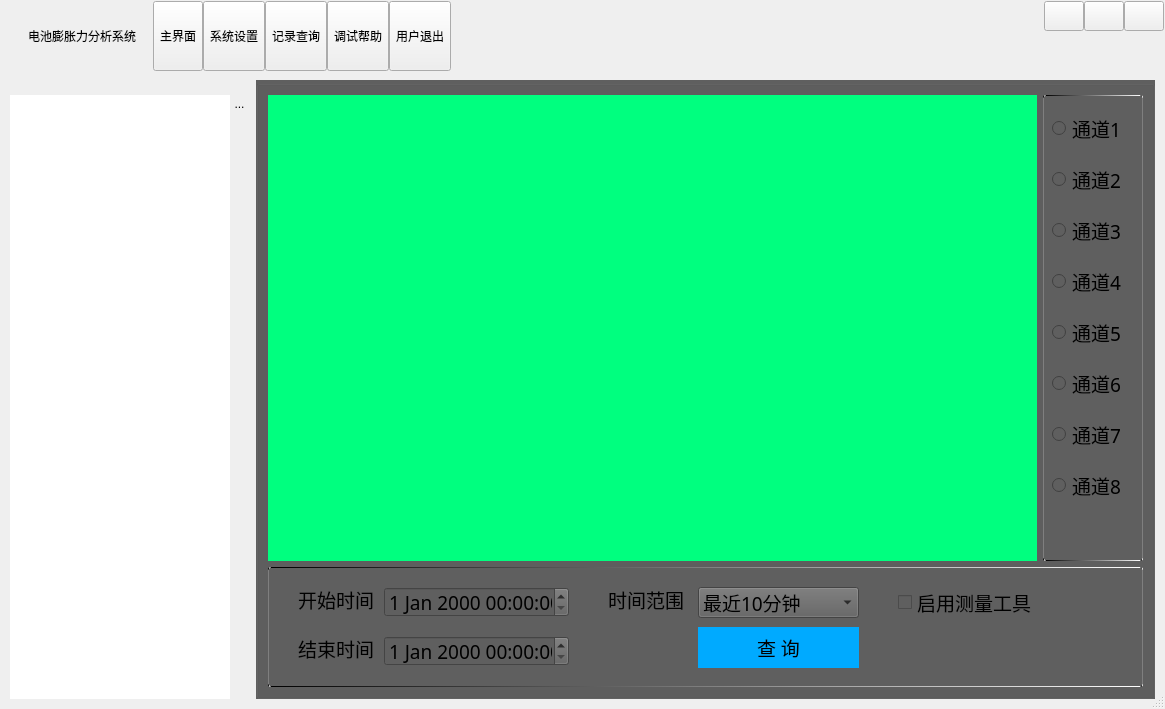
Qt form MainWnd.ui (byteman/bullet) before a commit.
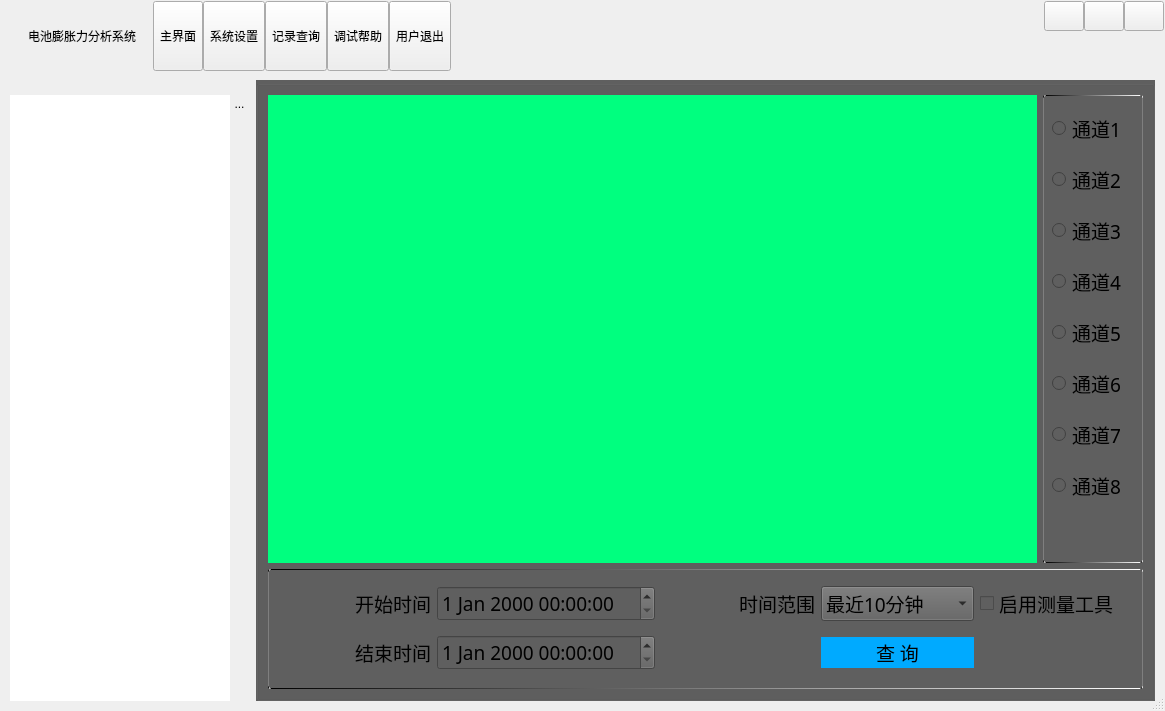
The same form after that commit. The open tabs and pages were chosen to show the change. Icons and pictures are not drawn. Custom widgets are drawn as their Qt base class.

Commit message: 重新优化在高dpi下界面布局

What changed in the file:
```diff
--- a/MainWnd.ui
+++ b/MainWnd.ui
@@ -7,7 +7,7 @@
     <x>0</x>
     <y>0</y>
     <width>1165</width>
-    <height>709</height>
+    <height>711</height>
    </rect>
   </property>
   <property name="windowTitle">
@@ -1212,25 +1212,152 @@
 	border-color: qlineargradient(spread:pad, x1:0, y1:0, x2:1, y2:0, stop:0 rgba(0, 0, 0, 255), stop:1 rgba(255, 255, 255, 255));
 }</string>
             </property>
-            <widget class="QPushButton" name="btnQuery">
-             <property name="geometry">
-              <rect>
-               <x>430</x>
-               <y>60</y>
-               <width>161</width>
-               <height>41</height>
-              </rect>
-             </property>
-             <property name="font">
-              <font>
-               <family>微软雅黑</family>
-               <pointsize>14</pointsize>
-               <weight>50</weight>
-               <bold>false</bold>
-              </font>
-             </property>
-             <property name="styleSheet">
-              <string notr="true">QPushButton{
+            <layout class="QGridLayout" name="gridLayout_3">
+             <item row="0" column="0">
+              <widget class="QLabel" name="label_6">
+               <property name="font">
+                <font>
+                 <family>微软雅黑</family>
+                 <pointsize>14</pointsize>
+                </font>
+               </property>
+               <property name="text">
+                <string>开始时间</string>
+               </property>
+               <property name="alignment">
+                <set>Qt::AlignRight|Qt::AlignTrailing|Qt::AlignVCenter</set>
+               </property>
+              </widget>
+             </item>
+             <item row="0" column="1">
+              <widget class="QDateTimeEdit" name="dteFrom">
+               <property name="minimumSize">
+                <size>
+                 <width>0</width>
+                 <height>30</height>
+                </size>
+               </property>
+               <property name="font">
+                <font>
+                 <family>微软雅黑</family>
+                 <pointsize>14</pointsize>
+                </font>
+               </property>
+              </widget>
+             </item>
+             <item row="0" column="2">
+              <widget class="QLabel" name="label_8">
+               <property name="font">
+                <font>
+                 <family>微软雅黑</family>
+                 <pointsize>14</pointsize>
+                </font>
+               </property>
+               <property name="text">
+                <string>时间范围</string>
+               </property>
+               <property name="alignment">
+                <set>Qt::AlignRight|Qt::AlignTrailing|Qt::AlignVCenter</set>
+               </property>
+              </widget>
+             </item>
+             <item row="0" column="3">
+              <widget class="QComboBox" name="cbxTimeSpan">
+               <property name="font">
+                <font>
+                 <family>微软雅黑</family>
+                 <pointsize>14</pointsize>
+                </font>
+               </property>
+               <item>
+                <property name="text">
+                 <string>最近10分钟</string>
+                </property>
+               </item>
+               <item>
+                <property name="text">
+                 <string>最近20分钟</string>
+                </property>
+               </item>
+               <item>
+                <property name="text">
+                 <string>最近1个小时</string>
+                </property>
+               </item>
+               <item>
+                <property name="text">
+                 <string>最近2小时</string>
+                </property>
+               </item>
+               <item>
+                <property name="text">
+                 <string>最近5小时</string>
+                </property>
+               </item>
+               <item>
+                <property name="text">
+                 <string>最近10小时</string>
+                </property>
+               </item>
+              </widget>
+             </item>
+             <item row="0" column="4">
+              <widget class="QCheckBox" name="chkMeasure">
+               <property name="font">
+                <font>
+                 <family>微软雅黑</family>
+                 <pointsize>14</pointsize>
+                </font>
+               </property>
+               <property name="text">
+                <string>启用测量工具</string>
+               </property>
+              </widget>
+             </item>
+             <item row="1" column="0">
+              <widget class="QLabel" name="label_7">
+               <property name="font">
+                <font>
+                 <family>微软雅黑</family>
+                 <pointsize>14</pointsize>
+                </font>
+               </property>
+               <property name="text">
+                <string>结束时间</string>
+               </property>
+               <property name="alignment">
+                <set>Qt::AlignRight|Qt::AlignTrailing|Qt::AlignVCenter</set>
+               </property>
+              </widget>
+             </item>
+             <item row="1" column="1">
+              <widget class="QDateTimeEdit" name="dteTo">
+               <property name="minimumSize">
+                <size>
+                 <width>0</width>
+                 <height>30</height>
+                </size>
+               </property>
+               <property name="font">
+                <font>
+                 <family>微软雅黑</family>
+                 <pointsize>14</pointsize>
+                </font>
+               </property>
+              </widget>
+             </item>
+             <item row="1" column="3">
+              <widget class="QPushButton" name="btnQuery">
+               <property name="font">
+                <font>
+                 <family>微软雅黑</family>
+                 <pointsize>14</pointsize>
+                 <weight>50</weight>
+                 <bold>false</bold>
+                </font>
+               </property>
+               <property name="styleSheet">
+                <string notr="true">QPushButton{
 
 border-raidus:0px;
 border-color: qlineargradient(spread:pad, x1:0, y1:0, x2:1, y2:0, stop:0 rgba(0, 0, 0, 255), stop:1 rgba(255, 255, 255, 255));
@@ -1247,177 +1374,13 @@
 border-color:#00BB9E;
 background:qlineargradient(spread:pad,x1:0,y1:0,x2:0,y2:1,stop:0 #646464,stop:1 #525252);
 }</string>
-             </property>
-             <property name="text">
-              <string>查 询</string>
-             </property>
-            </widget>
-            <widget class="QLabel" name="label_8">
-             <property name="geometry">
-              <rect>
-               <x>340</x>
-               <y>20</y>
-               <width>76</width>
-               <height>25</height>
-              </rect>
-             </property>
-             <property name="font">
-              <font>
-               <family>微软雅黑</family>
-               <pointsize>14</pointsize>
-              </font>
-             </property>
-             <property name="text">
-              <string>时间范围</string>
-             </property>
-            </widget>
-            <widget class="QComboBox" name="cbxTimeSpan">
-             <property name="geometry">
-              <rect>
-               <x>430</x>
-               <y>20</y>
-               <width>161</width>
-               <height>31</height>
-              </rect>
-             </property>
-             <property name="font">
-              <font>
-               <family>微软雅黑</family>
-               <pointsize>14</pointsize>
-              </font>
-             </property>
-             <item>
-              <property name="text">
-               <string>最近10分钟</string>
-              </property>
+               </property>
+               <property name="text">
+                <string>查 询</string>
+               </property>
+              </widget>
              </item>
-             <item>
-              <property name="text">
-               <string>最近20分钟</string>
-              </property>
-             </item>
-             <item>
-              <property name="text">
-               <string>最近1个小时</string>
-              </property>
-             </item>
-             <item>
-              <property name="text">
-               <string>最近2小时</string>
-              </property>
-             </item>
-             <item>
-              <property name="text">
-               <string>最近5小时</string>
-              </property>
-             </item>
-             <item>
-              <property name="text">
-               <string>最近10小时</string>
-              </property>
-             </item>
-            </widget>
-            <widget class="QLabel" name="label_7">
-             <property name="geometry">
-              <rect>
-               <x>30</x>
-               <y>69</y>
-               <width>76</width>
-               <height>25</height>
-              </rect>
-             </property>
-             <property name="font">
-              <font>
-               <family>微软雅黑</family>
-               <pointsize>14</pointsize>
-              </font>
-             </property>
-             <property name="text">
-              <string>结束时间</string>
-             </property>
-            </widget>
-            <widget class="QDateTimeEdit" name="dteTo">
-             <property name="geometry">
-              <rect>
-               <x>116</x>
-               <y>69</y>
-               <width>185</width>
-               <height>30</height>
-              </rect>
-             </property>
-             <property name="minimumSize">
-              <size>
-               <width>0</width>
-               <height>30</height>
-              </size>
-             </property>
-             <property name="font">
-              <font>
-               <family>微软雅黑</family>
-               <pointsize>14</pointsize>
-              </font>
-             </property>
-            </widget>
-            <widget class="QLabel" name="label_6">
-             <property name="geometry">
-              <rect>
-               <x>30</x>
-               <y>20</y>
-               <width>76</width>
-               <height>25</height>
-              </rect>
-             </property>
-             <property name="font">
-              <font>
-               <family>微软雅黑</family>
-               <pointsize>14</pointsize>
-              </font>
-             </property>
-             <property name="text">
-              <string>开始时间</string>
-             </property>
-            </widget>
-            <widget class="QDateTimeEdit" name="dteFrom">
-             <property name="geometry">
-              <rect>
-               <x>116</x>
-               <y>20</y>
-               <width>185</width>
-               <height>30</height>
-              </rect>
-             </property>
-             <property name="minimumSize">
-              <size>
-               <width>0</width>
-               <height>30</height>
-              </size>
-             </property>
-             <property name="font">
-              <font>
-               <family>微软雅黑</family>
-               <pointsize>14</pointsize>
-              </font>
-             </property>
-            </widget>
-            <widget class="QCheckBox" name="chkMeasure">
-             <property name="geometry">
-              <rect>
-               <x>630</x>
-               <y>20</y>
-               <width>171</width>
-               <height>31</height>
-              </rect>
-             </property>
-             <property name="font">
-              <font>
-               <family>微软雅黑</family>
-               <pointsize>14</pointsize>
-              </font>
-             </property>
-             <property name="text">
-              <string>启用测量工具</string>
-             </property>
-            </widget>
+            </layout>
            </widget>
           </item>
          </layout>
```
Left out of the diff: 15 changed lines with no effect on the pictures. The commit also changes 5 other files.
